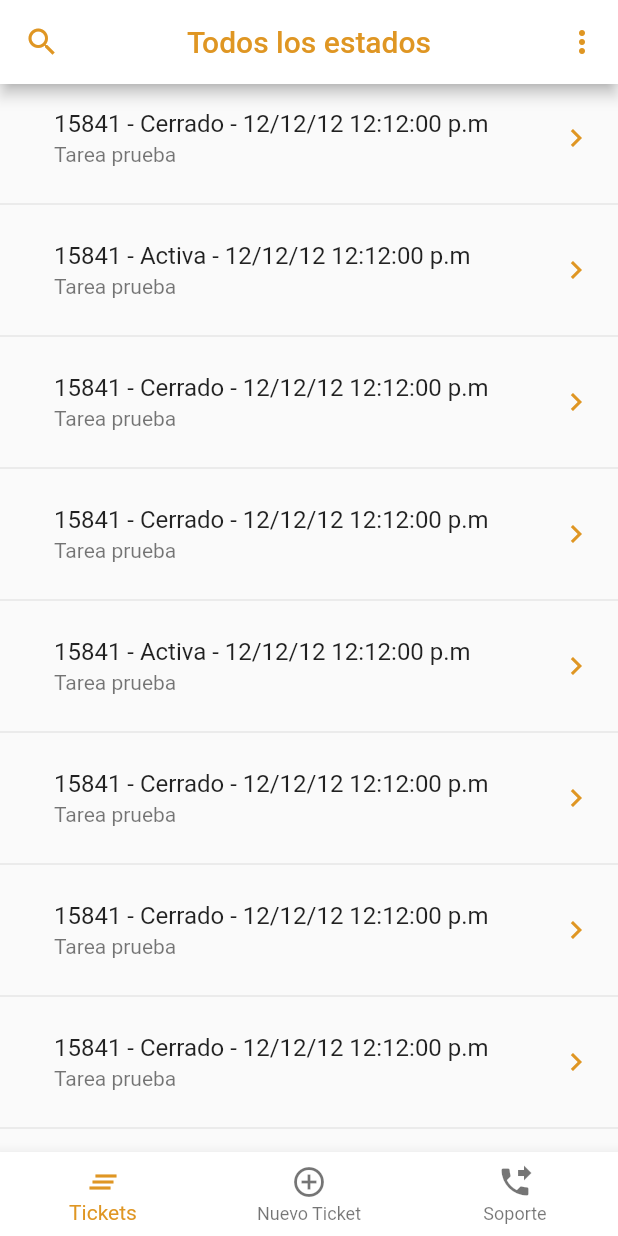
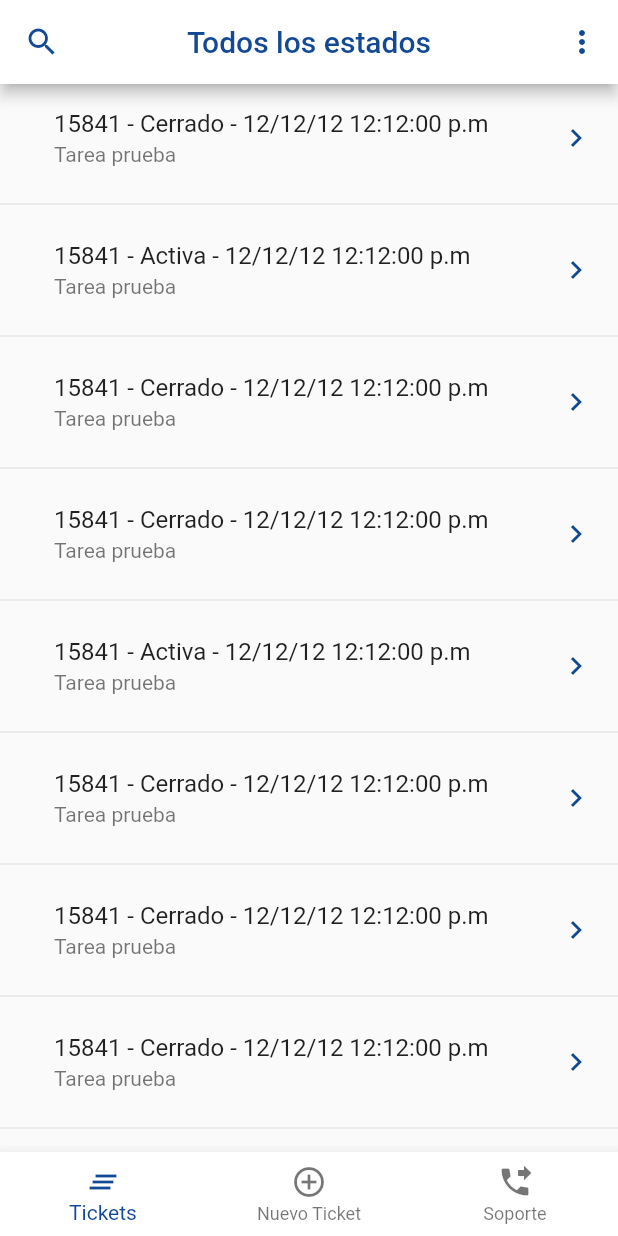
Before and after one commit to B3rert/TareasDs_Flutter, a Flutter app: the screen it shows after launch, after a tap on "Iniciar sesión", on a phone screen of 412 x 824 dp. Run offline on Flutter 3.47's test engine with Material 2 defaults, Android fonts, the phone set to English and light mode, and no system bars.

Commit message:
Letras azules fondo blanco

```diff
--- a/lib/main.dart
+++ b/lib/main.dart
@@ -19,13 +19,14 @@ Map<int, Color> color = {
 };
 
 MaterialColor naranja = MaterialColor(0xFFDF9623, color);
+MaterialColor azul = MaterialColor(0xFF124994, color);
 
 class MyApp extends StatelessWidget {
   @override
   Widget build(BuildContext context) {
     return MaterialApp(
       theme: ThemeData(
-        primarySwatch: naranja,
+        primarySwatch: azul,
       ),
       debugShowCheckedModeBanner: false,
       title: 'TareasDS',
--- a/lib/src/pages/home_page.dart
+++ b/lib/src/pages/home_page.dart
@@ -47,7 +47,7 @@ class _HomePage extends State<HomePage> {
       body: widgetsChildren[indexTap],
       bottomNavigationBar: Theme(
         data: Theme.of(context)
-            .copyWith(canvasColor: Colors.white, primaryColor: naranja),
+            .copyWith(canvasColor: Colors.white, primaryColor: azul),
         child: BottomNavigationBar(
           onTap: onTapped,
           currentIndex: indexTap,
--- a/lib/src/pages/list_task_page.dart
+++ b/lib/src/pages/list_task_page.dart
@@ -35,7 +35,7 @@ class _ListTaskPageState extends State<ListTaskPage> {
         backgroundColor: Colors.white,
         title: Text(
           _tituloBar,
-          style: TextStyle(color: naranja),
+          style: TextStyle(color: azul),
         ),
         centerTitle: true,
         leading: IconButton(
@@ -45,7 +45,7 @@ class _ListTaskPageState extends State<ListTaskPage> {
           onPressed: () {},
         ),
         iconTheme: IconThemeData(
-          color: naranja,
+          color: azul,
         ),
         actions: <Widget>[
           PopupMenuButton<String>(
@@ -57,7 +57,7 @@ class _ListTaskPageState extends State<ListTaskPage> {
                   value: choice,
                   child: Text(
                     choice,
-                    style: TextStyle(color: naranja),
+                    style: TextStyle(color: azul),
                   ),
                 );
               }).toList();
@@ -108,7 +108,7 @@ class _ListTaskPageState extends State<ListTaskPage> {
         ),
         trailing: Icon(
           Icons.keyboard_arrow_right,
-          color: naranja,
+          color: azul,
         ),
         subtitle: Padding(
           padding: const EdgeInsets.only(left: 20.0),
--- a/lib/src/pages/login_page.dart
+++ b/lib/src/pages/login_page.dart
@@ -86,7 +86,7 @@ class _LoginPageState extends State<LoginPage> {
   Widget bottonLogin() {
     return RaisedButton(
       child: Text("Iniciar sesión"),
-      color: naranja,
+      color: azul,
       onPressed: _iniciarSesion,
       textColor: Colors.white,
       shape: StadiumBorder(),
--- a/lib/src/pages/view_tasks.dart
+++ b/lib/src/pages/view_tasks.dart
@@ -1,4 +1,5 @@
 import 'package:flutter/material.dart';
+import 'package:front_tareasds/src/pages/list_page.dart';
 
 Map<int, Color> color = {
   50: Color.fromRGBO(136, 14, 79, .1),
@@ -21,12 +22,12 @@ class ViewTaskPage extends StatelessWidget {
     return Scaffold(
       appBar: AppBar(
         iconTheme: IconThemeData(
-          color: naranja,
+          color: azul,
         ),
         backgroundColor: Colors.white,
         title: Text(
           "Tareas",
-          style: TextStyle(color: naranja),
+          style: TextStyle(color: azul),
         ),
         centerTitle: true,
       ),
```
